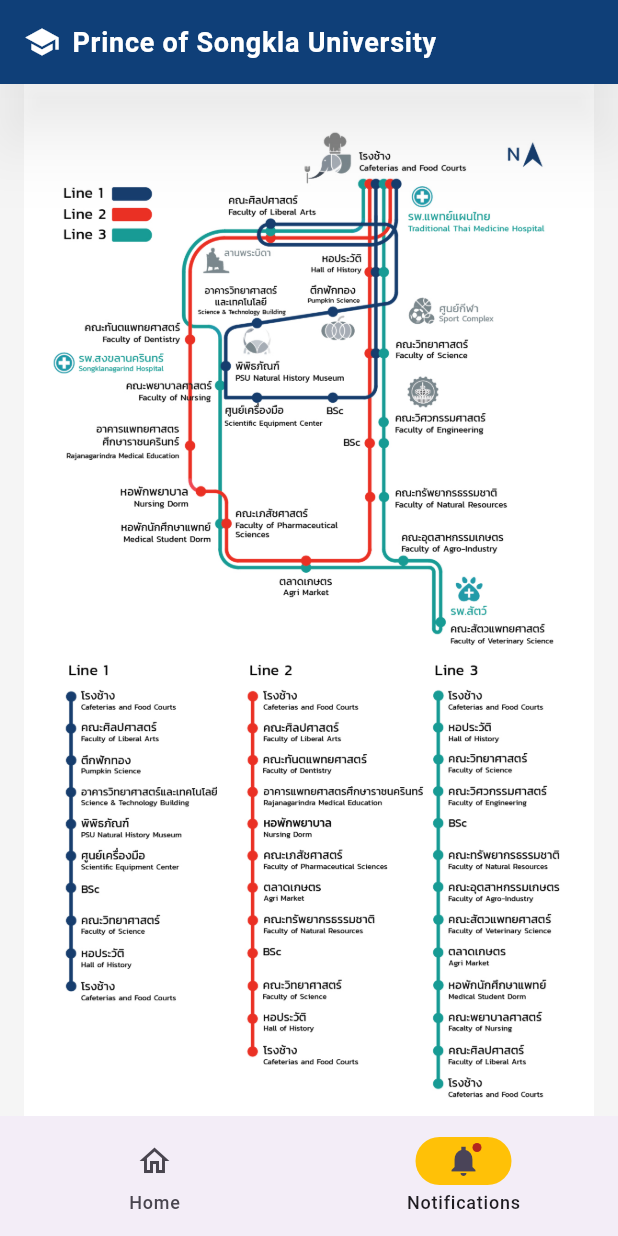
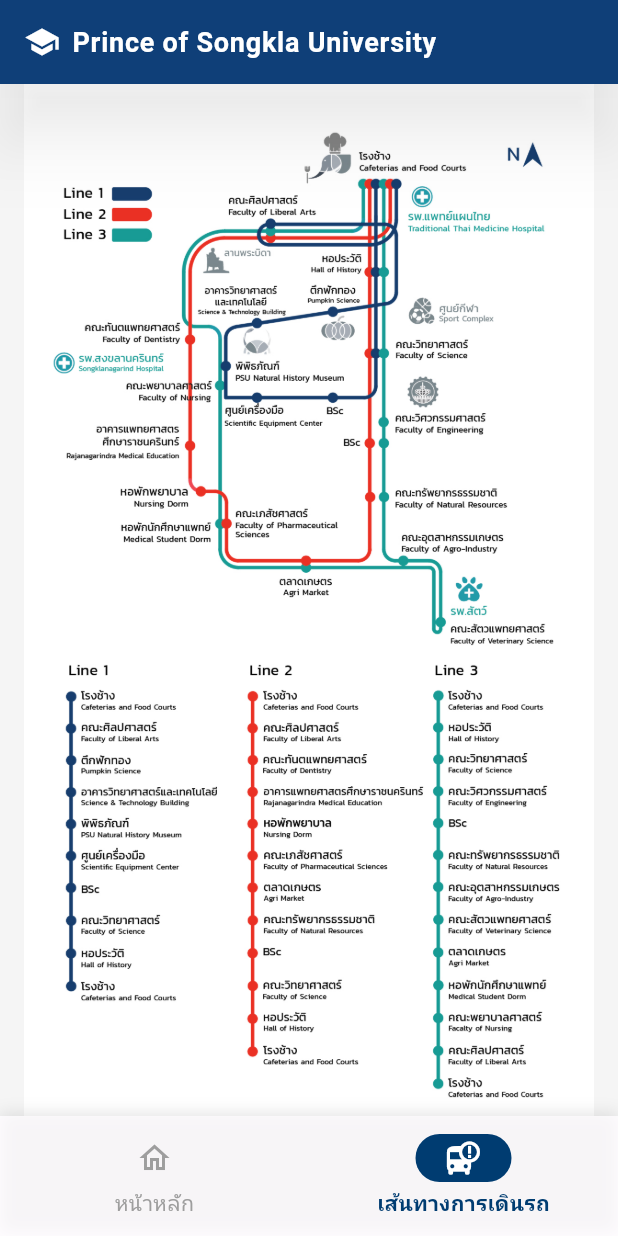
Before and after one commit to ackfort/PSU-BUS, a Flutter app: the screen it shows after launch, item 2 of the bottom bar chosen, on a phone screen of 412 x 824 dp. Run offline on Flutter 3.47's test engine with Material 3 defaults, Android fonts, the phone set to English and light mode, and no system bars; our stand-ins replace geolocator, google_maps_flutter.

Commit message:
ปรับปรุง UI

```diff
--- a/psu_bus/lib/components/custom_nav_bar.dart
+++ b/psu_bus/lib/components/custom_nav_bar.dart
@@ -1,4 +1,5 @@
 import 'package:flutter/material.dart';
+import 'package:psu_bus/theme/app_colors.dart';
 
 class CustomNavBar extends StatelessWidget {
   final int currentIndex;
@@ -12,21 +13,49 @@
 
   @override
   Widget build(BuildContext context) {
-    return NavigationBar(
-      onDestinationSelected: onDestinationSelected,
-      selectedIndex: currentIndex,
-      indicatorColor: Colors.amber,
-      destinations: const <Widget>[
-        NavigationDestination(
-          selectedIcon: Icon(Icons.home),
-          icon: Icon(Icons.home_outlined),
-          label: 'Home',
+    return Container(
+      decoration: BoxDecoration(
+        boxShadow: [
+          BoxShadow(
+            color: Colors.black.withOpacity(0.1),
+            blurRadius: 8,
+            offset: const Offset(0, -2), // เงาอยู่ด้านบนของ navbar
+          ),
+        ],
+      ),
+      child: NavigationBarTheme(
+        data: NavigationBarThemeData(
+          indicatorColor: AppColors.deepBlue,
+          backgroundColor: AppColors.white,
+          labelTextStyle: MaterialStateProperty.resolveWith<TextStyle>((
+            Set<MaterialState> states,
+          ) {
+            if (states.contains(MaterialState.selected)) {
+              return const TextStyle(
+                color: AppColors.deepBlue,
+                fontWeight: FontWeight.bold,
+              );
+            }
+            return const TextStyle(color: Colors.grey);
+          }),
         ),
-        NavigationDestination(
-          icon: Badge(child: Icon(Icons.notifications_sharp)),
-          label: 'Notifications',
+        child: NavigationBar(
+          onDestinationSelected: onDestinationSelected,
+          selectedIndex: currentIndex,
+          destinations: [
+            NavigationDestination(
+              selectedIcon: Icon(Icons.home, color: Colors.white),
+              icon: Icon(Icons.home_outlined, color: Colors.grey),
+              label: 'หน้าหลัก',
+            ),
+            NavigationDestination(
+              selectedIcon: Icon(Icons.bus_alert, color: Colors.white),
+              icon: Icon(Icons.bus_alert_outlined, color: Colors.grey),
+              label: 'เส้นทางการเดินรถ',
+            ),
+          ],
         ),
-      ],
+      ),
     );
   }
 }
--- a/psu_bus/lib/components/psu_app_bar.dart
+++ b/psu_bus/lib/components/psu_app_bar.dart
@@ -9,7 +9,7 @@
   @override
   Widget build(BuildContext context) {
     return AppBar(
-      backgroundColor: AppColors.psuBlue,
+      backgroundColor: AppColors.deepBlue,
       elevation: 20.0, // 🌟 เพิ่มเงา
       shadowColor: Colors.black.withOpacity(0.4), // ปรับสีเงาให้ดูนุ่ม
       title: Row(
--- a/psu_bus/lib/theme/app_colors.dart
+++ b/psu_bus/lib/theme/app_colors.dart
@@ -1,7 +1,10 @@
 import 'package:flutter/material.dart';
 
 class AppColors {
-  static const Color psuBlue = Color(0xFF003C71); // RGB(0, 60, 113)
-
+  static const Color deepBlue = Color(0xFF003C71);
+  static const Color skyBlue = Color(0xFF009CDE);
+  static const Color oceanBlue = Color(0xFF315DAE);
+  static const Color andamanBlue = Color(0xFF0085AD);
+  static const Color white = Colors.white70;
   // เพิ่มสีอื่น ๆ ตามที่คุณใช้ในแอป
 }
```
